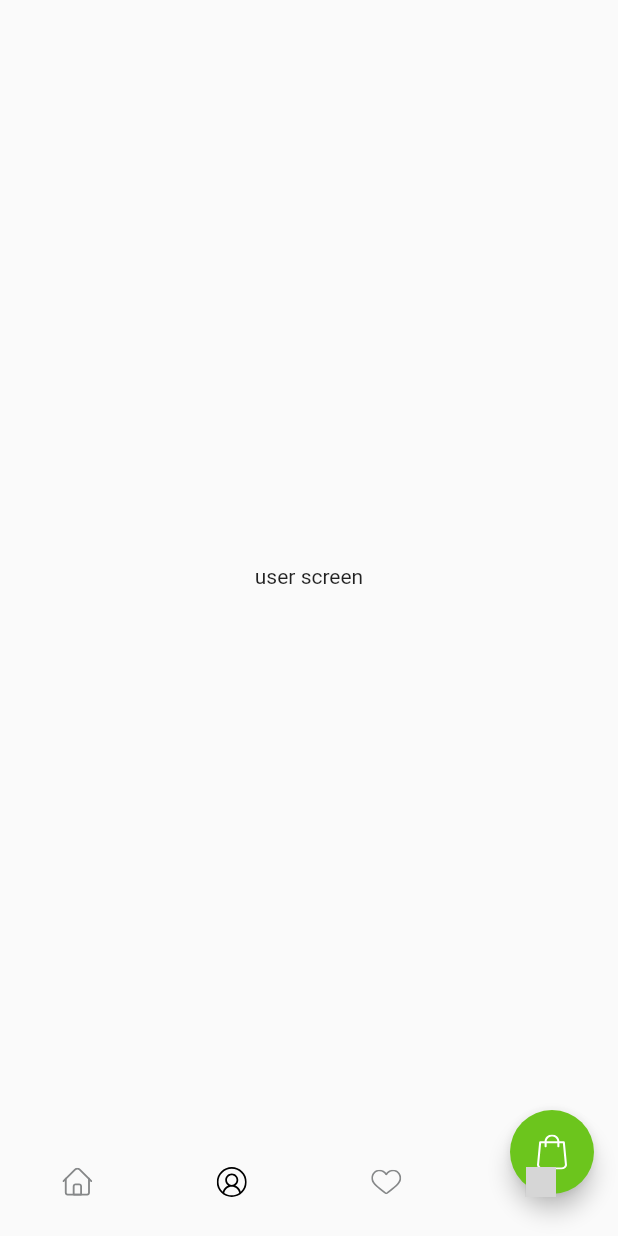
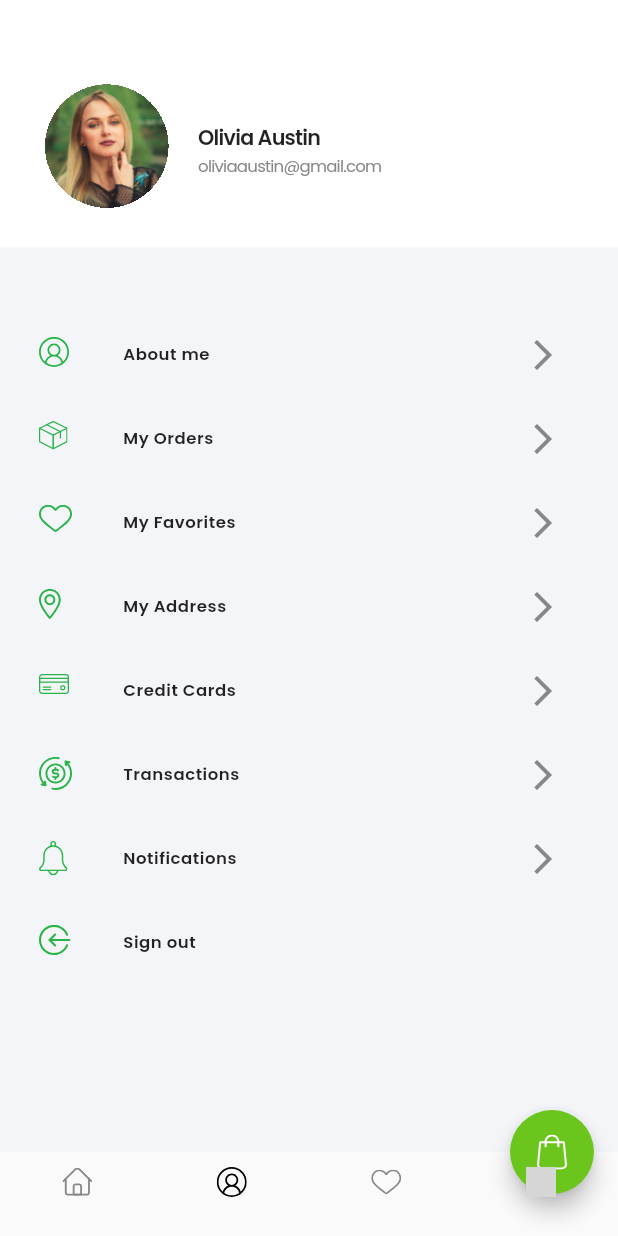
Before and after one commit to Halakadour/apple, a Flutter app: the UserScreen screen opened directly, on a phone screen of 412 x 824 dp. Run offline on Flutter 3.47's test engine with Material 2 defaults, Android fonts, the phone set to English and light mode, and no system bars; our stand-ins replace cloud_firestore, firebase_auth, firebase_core, flutter_screenutil, flutter_svg; accounts and stored records are empty; network calls fail; grey boxes are pictures that could not be loaded.

Commit message:
added a user screen

```diff
--- a/lib/core/widgets/bottom_app_bar.dart
+++ b/lib/core/widgets/bottom_app_bar.dart
@@ -10,6 +10,7 @@ import '../../user/screens/user_screen.dart';
 
 
 
+// ignore: must_be_immutable
 class CustomBottomAppBar extends StatefulWidget {
   CustomBottomAppBar({super.key, required this.pageIndex});
   int pageIndex;
--- a/lib/core/widgets/custom_button.dart
+++ b/lib/core/widgets/custom_button.dart
@@ -18,13 +18,13 @@ class MyButton extends StatelessWidget {
               Color(0xffAEDC81),
               Color(0xff6CC51D),
             ], begin: Alignment.bottomLeft, end: Alignment.topRight)),
-        child:  Center(
+        child: Center(
             child: Text(
           name,
-          style: const TextStyle(
+          style: TextStyle(
             color: Colors.white,
             fontFamily: "Poppins",
-            fontSize: 15,
+            fontSize: 15.sp,
             fontWeight: FontWeight.w600,
           ),
         )),
--- a/lib/main.dart
+++ b/lib/main.dart
@@ -1,6 +1,7 @@
 // ignore_for_file: unused_import
 
-
+import 'package:apple/home/screens/home_screen.dart';
+import 'package:apple/onboard/screens/details_screen.dart';
 import 'package:flutter/material.dart';
 import 'package:firebase_core/firebase_core.dart';
 import 'package:flutter_screenutil/flutter_screenutil.dart';
@@ -25,7 +26,7 @@ class MainApp extends StatelessWidget {
       minTextAdapt: true,
       splitScreenMode: true,
       builder: (_, child) =>
-          const MaterialApp(debugShowCheckedModeBanner: false, home: SignUpScreen()),
+          MaterialApp(debugShowCheckedModeBanner: false, home: HomeScreen()),
     );
   }
 }
--- a/lib/user/screens/user_screen.dart
+++ b/lib/user/screens/user_screen.dart
@@ -1,5 +1,6 @@
-
+import 'package:apple/user/widgets/my_list_tile.dart';
 import 'package:flutter/material.dart';
+import 'package:flutter_screenutil/flutter_screenutil.dart';
 import 'package:flutter_svg/svg.dart';
 
 import '../../core/widgets/bottom_app_bar.dart';
@@ -10,6 +11,7 @@ class UserScreen extends StatelessWidget {
   @override
   Widget build(BuildContext context) {
     return Scaffold(
+      backgroundColor: Color(0xffF4F5F9),
       bottomNavigationBar: CustomBottomAppBar(pageIndex: 1),
       floatingActionButton: FloatingActionButton(
         onPressed: () {},
@@ -20,7 +22,83 @@ class UserScreen extends StatelessWidget {
         ),
       ),
       floatingActionButtonLocation: FloatingActionButtonLocation.endDocked,
-      body: const Center(child: Text("user screen")),
+      body: Column(children: [
+        Container(
+            color: Colors.white,
+            padding: EdgeInsets.symmetric(horizontal: 30),
+            height: .2.sh,
+            child: Row(
+              children: [
+                Container(
+                    width: .2.sw,
+                    height: .2.sh,
+                    margin: EdgeInsets.only(top: 30),
+                    clipBehavior: Clip.hardEdge,
+                    decoration: BoxDecoration(shape: BoxShape.circle),
+                    child: Image.asset(
+                      "assets/portfolio.png",
+                      fit: BoxFit.contain,
+                    )),
+                20.horizontalSpace,
+                Column(
+                  mainAxisAlignment: MainAxisAlignment.center,
+                  crossAxisAlignment: CrossAxisAlignment.start,
+                  children: [
+                    40.verticalSpace,
+                    Text(
+                      "Olivia Austin",
+                      style: TextStyle(
+                          fontFamily: "Poppins",
+                          fontSize: 15.sp,
+                          fontWeight: FontWeight.w600,
+                          letterSpacing: -0.5),
+                    ),
+                    Text(
+                      "oliviaaustin@gmail.com",
+                      style: TextStyle(
+                          color: Color(0xff868889),
+                          fontFamily: "Poppins",
+                          fontSize: 12.sp,
+                          fontWeight: FontWeight.w400,
+                          letterSpacing: -0.5),
+                    )
+                  ],
+                )
+              ],
+            )),
+        Container(
+          padding: EdgeInsets.symmetric(horizontal: 10),
+          height: .65.sh,
+          child: Column(mainAxisAlignment: MainAxisAlignment.center, children: [
+            MyListTile(ImagePath: "assets/person.svg", title: "About me"),
+            MyListTile(
+              ImagePath: "assets/box.svg",
+              title: "My Orders",
+            ),
+            MyListTile(
+              ImagePath: "assets/favorite.svg",
+              title: "My Favorites",
+            ),
+            MyListTile(
+              ImagePath: "assets/location.svg",
+              title: "My Address",
+            ),
+            MyListTile(
+              ImagePath: "assets/card.svg",
+              title: "Credit Cards",
+            ),
+            MyListTile(
+              ImagePath: "assets/dollar.svg",
+              title: "Transactions",
+            ),
+            MyListTile(
+              ImagePath: "assets/bill.svg",
+              title: "Notifications",
+            ),
+            MyListTile(ImagePath: "assets/arrow.svg", title: "Sign out")
+          ]),
+        )
+      ]),
     );
   }
 }
--- /dev/null
+++ b/lib/user/widgets/my_list_tile.dart
@@ -0,0 +1,34 @@
+import 'package:flutter/material.dart';
+import 'package:flutter_screenutil/flutter_screenutil.dart';
+import 'package:flutter_svg/svg.dart';
+
+class MyListTile extends StatelessWidget {
+  const MyListTile({super.key, required this.ImagePath, required this.title});
+  final String ImagePath;
+  final String title;
+  @override
+  Widget build(BuildContext context) {
+    return ListTile(
+      leading: SvgPicture.asset(
+        ImagePath,
+        color: Color(0xff28B446),
+      ),
+      title: Text(
+        title,
+        style: TextStyle(
+            fontFamily: "Poppins",
+            fontSize: 12.sp,
+            fontWeight: FontWeight.w600,
+            letterSpacing: .36),
+      ),
+      trailing: title == "Sign out"
+          ? null
+          : IconButton(
+              onPressed: () {},
+              icon: const Icon(
+                Icons.arrow_forward_ios,
+                color: Color(0xff868889),
+              )),
+    );
+  }
+}
```
Also changed, not shown: lib/auth/screens/login_screen.dart (+12 -12 lines), lib/auth/screens/signup_screen.dart (+10 -11 lines), lib/auth/widgets/text_field.dart (+6 -4 lines), lib/home/screens/food_details_screen.dart (+24 -25 lines), lib/home/screens/grocery_screen.dart (+2 -6 lines), lib/home/screens/home_screen.dart (+10 -14 lines), lib/home/widgets/food_widget.dart (+19 -23 lines), lib/onboard/screens/details_screen.dart (+6 -7 lines), assets/portfolio.png (added).
